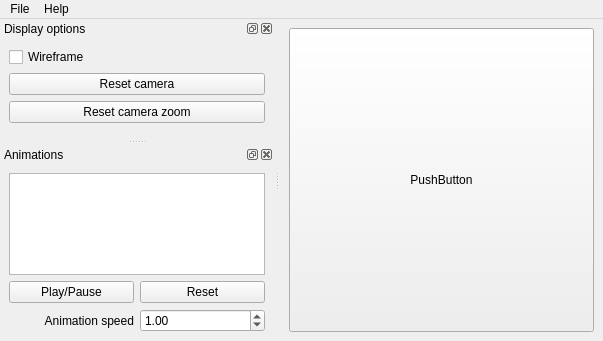
mapret/modelviewer, file ui/mainwindow.ui: the form before one commit.
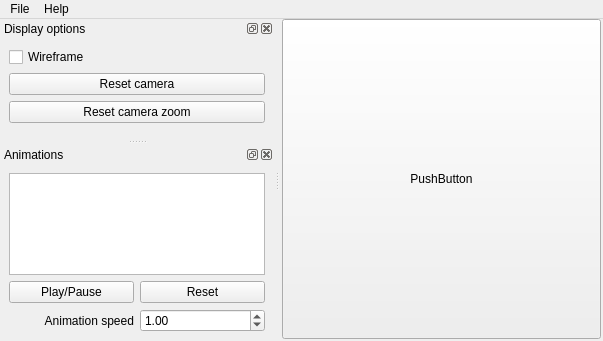
The form after the commit.

Commit message: Reduced margin around 3d view

The edit to the form file:
```diff
--- a/ui/mainwindow.ui
+++ b/ui/mainwindow.ui
@@ -15,6 +15,18 @@
   </property>
   <widget class="QWidget" name="centralwidget">
    <layout class="QGridLayout" name="gridLayout">
+    <property name="leftMargin">
+     <number>2</number>
+    </property>
+    <property name="topMargin">
+     <number>0</number>
+    </property>
+    <property name="rightMargin">
+     <number>2</number>
+    </property>
+    <property name="bottomMargin">
+     <number>2</number>
+    </property>
     <item row="0" column="0">
      <layout class="QVBoxLayout" name="layout_gl">
       <item>
```
